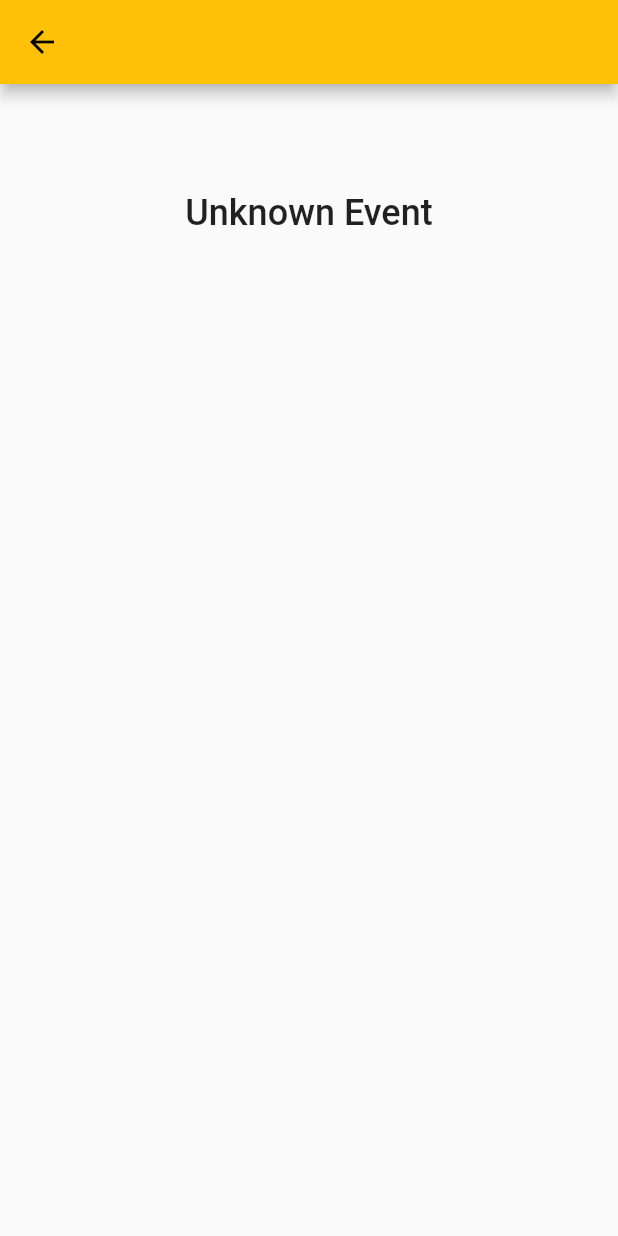
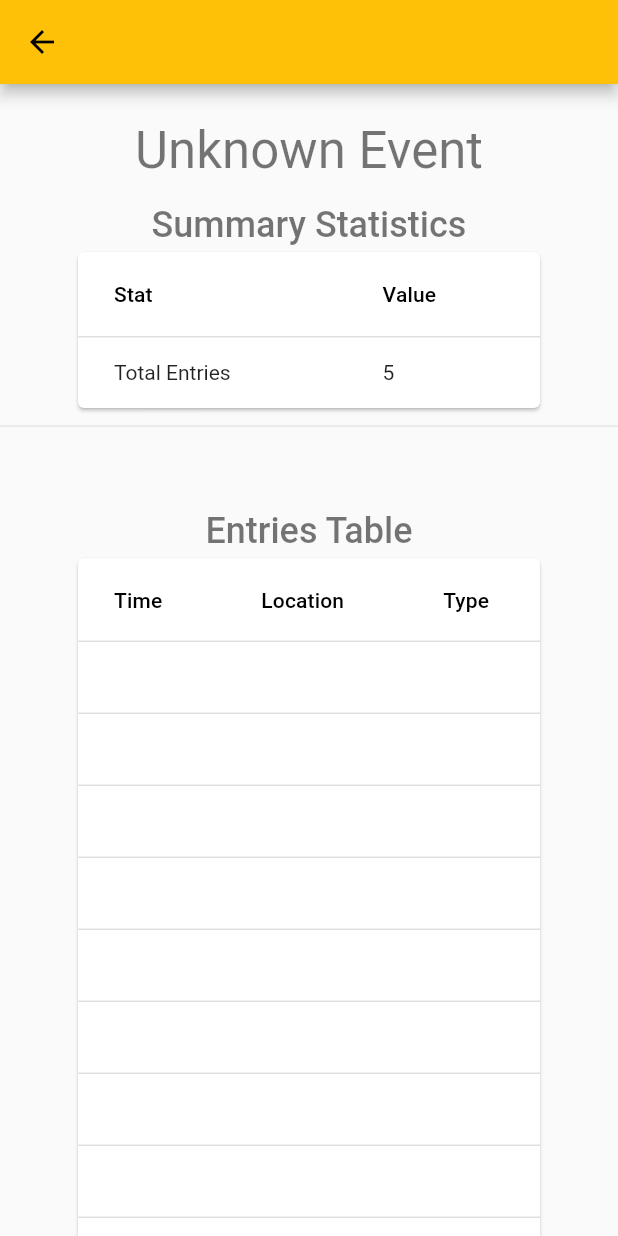
Before and after one commit to ImperialOctopus/people-counter, a Flutter app: the screen it shows after launch, after a tap on the "arrow forward" icon, after a tap on "Stats", on a phone screen of 412 x 824 dp. Run offline on Flutter 3.47's test engine with Material 2 defaults, Android fonts, the phone set to English and light mode, and no system bars; our stand-ins replace cloud_firestore, equatable, firebase_core, flutter_bloc; accounts and stored records are empty.

Commit message:
Add stats page and entries table

```diff
--- a/lib/bloc/counter/counter_bloc.dart
+++ b/lib/bloc/counter/counter_bloc.dart
@@ -37,10 +37,6 @@ class CounterBloc extends Bloc<CounterEvent, CounterState> {
     }
     if (event is CounterEventChange) {
       yield* _mapModifyToState(event);
-      return;
-    }
-    if (event is CounterEventReset) {
-      yield* _mapResetToState(event);
       return;
     }
     if (event is CounterEventEndDebounce) {
@@ -89,10 +85,6 @@ class CounterBloc extends Bloc<CounterEvent, CounterState> {
     }
   }
 
-  Stream<CounterState> _mapResetToState(CounterEventReset event) async* {
-    _roomConnection.resetLocation(event.index);
-  }
-
   Stream<CounterState> _mapDebounceEndedToState(
       CounterEventEndDebounce event) async* {
     yield CounterStateLive(event.value);
--- a/lib/bloc/counter/counter_event.dart
+++ b/lib/bloc/counter/counter_event.dart
@@ -43,15 +43,6 @@ class CounterEventDecrement extends CounterEventChange {
   int get change => -1;
 }
 
-class CounterEventReset extends CounterEvent {
-  final int index;
-
-  const CounterEventReset(this.index);
-
-  @override
-  List<Object> get props => [index];
-}
-
 class CounterEventEndDebounce extends CounterEvent {
   final List<int> value;
 
--- a/lib/bloc/room/room_bloc.dart
+++ b/lib/bloc/room/room_bloc.dart
@@ -26,10 +26,9 @@ class RoomBloc extends Bloc<RoomEvent, RoomState> {
     yield RoomStateLoading();
     try {
       final roomService = await databaseService.getRoomByName(event.roomName);
-      final title = await roomService.title;
-      final locations = await roomService.locations;
+      final roomInfo = await roomService.roomInfo;
 
-      yield RoomStateIn(roomService, title, locations);
+      yield RoomStateIn(roomService, roomInfo);
       // Error changes by platform
     } catch (e) {
       yield const RoomStateError();
--- a/lib/bloc/room/room_state.dart
+++ b/lib/bloc/room/room_state.dart
@@ -1,4 +1,5 @@
 import 'package:equatable/equatable.dart';
+import 'package:people_counter/model/room_info.dart';
 
 import '../../service/room/room_connection.dart';
 
@@ -20,13 +21,12 @@ class RoomStateLoading extends RoomState {
 
 class RoomStateIn extends RoomState {
   final RoomConnection roomConnection;
-  final String title;
-  final List<String> locations;
+  final RoomInfo roomInfo;
 
-  const RoomStateIn(this.roomConnection, this.title, this.locations);
+  const RoomStateIn(this.roomConnection, this.roomInfo);
 
   @override
-  List<Object> get props => [roomConnection, title, locations];
+  List<Object> get props => [roomConnection];
 }
 
 class RoomStateError extends RoomState {
--- /dev/null
+++ b/lib/model/entries_table_source.dart
@@ -0,0 +1,61 @@
+import 'package:flutter/material.dart';
+import 'package:people_counter/bloc/stats/stats_bloc.dart';
+import 'package:people_counter/bloc/stats/stats_state.dart';
+import 'package:people_counter/model/room_info.dart';
+import 'package:people_counter/model/stats_snapshot.dart';
+
+class EntriesTableSource extends DataTableSource {
+  final StatsBloc statsBloc;
+  final RoomInfo roomInfo;
+
+  StatsSnapshot? snapshot;
+
+  EntriesTableSource({required this.statsBloc, required this.roomInfo}) {
+    updateData(statsBloc.state);
+    statsBloc.stream.listen(updateData);
+  }
+
+  void updateData(StatsState state) {
+    if (state is StatsHasStats) {
+      snapshot = (state as StatsHasStats).snapshot;
+    } else {
+      snapshot = null;
+    }
+  }
+
+  @override
+  DataRow? getRow(int index) {
+    final _data = snapshot?.logs[index];
+
+    if (_data == null) {
+      return null;
+    } else {
+      return DataRow(
+        cells: [
+          DataCell(
+            Text(
+              _data.time.day.toString() +
+                  '/' +
+                  _data.time.month.toString() +
+                  '   ' +
+                  _data.time.hour.toString() +
+                  ':' +
+                  _data.time.minute.toString(),
+            ),
+          ),
+          DataCell(Text(roomInfo.locations[_data.location])),
+          DataCell(Text(_data.type.toString())),
+        ],
+      );
+    }
+  }
+
+  @override
+  bool get isRowCountApproximate => false;
+
+  @override
+  int get rowCount => snapshot?.logs.length ?? 0;
+
+  @override
+  int get selectedRowCount => 0;
+}
--- a/lib/model/log_entry.dart
+++ b/lib/model/log_entry.dart
@@ -2,7 +2,7 @@ import 'package:equatable/equatable.dart';
 
 import 'log_entry_type.dart';
 
-class LogEntry extends Equatable {
+class LogEntry extends Equatable implements Comparable {
   final LogEntryType type;
   final DateTime time;
   final int location;
@@ -21,13 +21,9 @@ class LogEntry extends Equatable {
       : type = LogEntryType.exit,
         time = DateTime.now();
 
-  LogEntry.clear({required this.location})
-      : type = LogEntryType.clear,
-        time = DateTime.now();
-
   static LogEntry fromFirebaseData(Map<String, dynamic> data) {
     return LogEntry(
-      type: LogEntryType.values[data['type'] ?? 0],
+      type: LogEntryType.fromIndex(data['type'] ?? 0),
       time: DateTime.fromMillisecondsSinceEpoch(data['time'] ?? 0),
       location: data['location'] ?? 0,
     );
@@ -40,5 +36,13 @@ class LogEntry extends Equatable {
       };
 
   @override
+  int compareTo(other) {
+    if (other is LogEntry) {
+      return time.compareTo(other.time);
+    }
+    return 0;
+  }
+
+  @override
   List<Object?> get props => [type, time, location];
 }
--- a/lib/model/log_entry_type.dart
+++ b/lib/model/log_entry_type.dart
@@ -1,5 +1,27 @@
-enum LogEntryType {
-  entry,
-  exit,
-  clear,
+/// Type of an entry in the log.
+class LogEntryType {
+  /// Enum index.
+  final int index;
+
+  /// toString result.
+  final String _text;
+
+  const LogEntryType._(this.index, String text) : _text = text;
+
+  /// Create a log entry type from its index.
+  factory LogEntryType.fromIndex(int _index) => _all[_index];
+
+  @override
+  String toString() => _text;
+
+  static const List<LogEntryType> _all = [
+    entry,
+    exit,
+  ];
+
+  /// Someone entered.
+  static const LogEntryType entry = LogEntryType._(0, 'Entry');
+
+  /// Someone left.
+  static const LogEntryType exit = LogEntryType._(1, 'Exit');
 }
--- /dev/null
+++ b/lib/model/room_info.dart
@@ -0,0 +1,11 @@
+import 'package:equatable/equatable.dart';
+
+class RoomInfo extends Equatable {
+  final String title;
+  final List<String> locations;
+
+  const RoomInfo({required this.title, required this.locations});
+
+  @override
+  List<Object?> get props => [title, locations];
+}
--- a/lib/model/stats_snapshot.dart
+++ b/lib/model/stats_snapshot.dart
@@ -8,4 +8,7 @@ class StatsSnapshot extends Equatable {
 
   @override
   List<Object?> get props => logs;
+
+  /// Total number of people entered into any location
+  int get totalEntries => 5;
 }
--- a/lib/screen/location_select/counter_screen.dart
+++ b/lib/screen/location_select/counter_screen.dart
@@ -23,7 +23,7 @@ class CounterScreen extends StatelessWidget {
   Widget build(BuildContext context) {
     return Scaffold(
       appBar: AppBar(
-        actions: [
+          /*actions: [
           IconButton(
             icon: const Icon(Icons.delete_forever),
             onPressed: () => showDialog(
@@ -52,7 +52,8 @@ class CounterScreen extends StatelessWidget {
             }),
           ),
         ],
-      ),
+        */
+          ),
       body: SizedBox.expand(
         child: Column(
           mainAxisSize: MainAxisSize.max,
--- a/lib/screen/location_select/location_select.dart
+++ b/lib/screen/location_select/location_select.dart
@@ -4,6 +4,8 @@ import 'package:flutter_bloc/flutter_bloc.dart';
 import '../../bloc/room/room_bloc.dart';
 import '../../bloc/room/room_event.dart';
 import '../../bloc/room/room_state.dart';
+import '../../bloc/stats/stats_bloc.dart';
+import '../../bloc/stats/stats_event.dart';
 import 'counter_screen.dart';
 import 'stats_screen.dart';
 
@@ -36,7 +38,7 @@ class LocationSelect extends StatelessWidget {
                 crossAxisAlignment: CrossAxisAlignment.center,
                 children: [
                   Text(
-                    roomState.title,
+                    roomState.roomInfo.title,
                     style: Theme.of(context).textTheme.headline2,
                   ),
                   Text(
@@ -44,8 +46,9 @@ class LocationSelect extends StatelessWidget {
                     style: Theme.of(context).textTheme.headline4,
                   ),
                   const SizedBox(height: 24),
-                  ...roomState.locations.asMap().entries.map((mapEntry) =>
-                      _locationButton(context, mapEntry.value, mapEntry.key)),
+                  ...roomState.roomInfo.locations.asMap().entries.map(
+                      (mapEntry) => _locationButton(
+                          context, mapEntry.value, mapEntry.key)),
                   _statsButton(context)
                 ],
               ),
@@ -67,7 +70,9 @@ class LocationSelect extends StatelessWidget {
         onPressed: () => Navigator.of(context).push(
           MaterialPageRoute(
             builder: (context) => CounterScreen(
-                roomTitle: roomState.title, title: title, index: index),
+                roomTitle: roomState.roomInfo.title,
+                title: title,
+                index: index),
           ),
         ),
       ),
@@ -82,11 +87,14 @@ class LocationSelect extends StatelessWidget {
             'Stats',
             style: TextStyle(fontSize: 18),
           ),
-          onPressed: () => Navigator.of(context).push(
-                MaterialPageRoute(
-                  builder: (context) => StatsScreen(title: roomState.title),
-                ),
-              )),
+          onPressed: () {
+            BlocProvider.of<StatsBloc>(context).add(const ReloadStatsEvent());
+            Navigator.of(context).push(
+              MaterialPageRoute(
+                builder: (context) => StatsScreen(roomInfo: roomState.roomInfo),
+              ),
+            );
+          }),
     );
   }
 }
--- a/lib/screen/location_select/stats_screen.dart
+++ b/lib/screen/location_select/stats_screen.dart
@@ -1,86 +1,115 @@
 import 'package:flutter/material.dart';
 import 'package:flutter_bloc/flutter_bloc.dart';
+import 'package:people_counter/model/entries_table_source.dart';
+import 'package:people_counter/model/room_info.dart';
 
 import '../../bloc/stats/stats_bloc.dart';
 import '../../bloc/stats/stats_state.dart';
 
-class StatsScreen extends StatelessWidget {
-  final String title;
+class StatsScreen extends StatefulWidget {
+  static const double _tablePadding = 48;
 
-  const StatsScreen({required this.title, Key? key}) : super(key: key);
+  final RoomInfo roomInfo;
+
+  const StatsScreen({required this.roomInfo, Key? key}) : super(key: key);
+
+  @override
+  State<StatsScreen> createState() => _StatsScreenState();
+}
+
+class _StatsScreenState extends State<StatsScreen> {
+  late final DataTableSource _entriesTableSource;
+
+  @override
+  void initState() {
+    _entriesTableSource = EntriesTableSource(
+        statsBloc: BlocProvider.of<StatsBloc>(context),
+        roomInfo: widget.roomInfo);
+    super.initState();
+  }
 
   @override
   Widget build(BuildContext context) {
     return Scaffold(
-      appBar: AppBar(
-          /*
-        actions: [
-          IconButton(
-            icon: const Icon(Icons.delete_forever),
-            onPressed: () => showDialog(
-              context: context,
-              builder: (context) => AlertDialog(
-                title: const Text("Reset Stats"),
-                content: const Text(
-                    // ignore: lines_longer_than_80_chars
-                    "This will reset all stats for this event.\nAre you sure?"),
-                actions: [
-                  TextButton(
-                    child: const Text("Cancel"),
-                    onPressed: () => Navigator.of(context).pop(false),
+      appBar: AppBar(),
+      body: BlocBuilder<StatsBloc, StatsState>(builder: (context, statsState) {
+        if (statsState is! StatsLoaded) {
+          return const Center(child: CircularProgressIndicator());
+        }
+
+        return SingleChildScrollView(
+          child: Column(
+            mainAxisSize: MainAxisSize.max,
+            crossAxisAlignment: CrossAxisAlignment.stretch,
+            children: [
+              const SizedBox(height: 24),
+              Text(
+                widget.roomInfo.title,
+                textAlign: TextAlign.center,
+                style: Theme.of(context).textTheme.headline4,
+              ),
+              const SizedBox(height: 16),
+              // Summary stats
+              Text(
+                'Summary Statistics',
+                textAlign: TextAlign.center,
+                style: Theme.of(context).textTheme.headline2,
+              ),
+              Padding(
+                padding: const EdgeInsets.symmetric(
+                    horizontal: StatsScreen._tablePadding),
+                child: Center(
+                  child: SizedBox(
+                    width: 500,
+                    child: Card(
+                      child: DataTable(
+                        columns: const [
+                          DataColumn(label: Text('Stat')),
+                          DataColumn(label: Text('Value')),
+                        ],
+                        rows: [
+                          DataRow(
+                            cells: <DataCell>[
+                              const DataCell(Text('Total Entries')),
+                              DataCell(Text(
+                                  statsState.snapshot.totalEntries.toString())),
+                            ],
+                          ),
+                        ],
+                      ),
+                    ),
                   ),
-                  TextButton(
-                    child: const Text("Reset Stats"),
-                    onPressed: () => Navigator.of(context).pop(true),
+                ),
+              ),
+              const Divider(),
+              const SizedBox(height: 48),
+              // Entries table
+              Text(
+                'Entries Table',
+                textAlign: TextAlign.center,
+                style: Theme.of(context).textTheme.headline2,
+              ),
+              Padding(
+                padding: const EdgeInsets.symmetric(
+                    horizontal: StatsScreen._tablePadding),
+                child: Center(
+                  child: SizedBox(
+                    width: 500,
+                    child: PaginatedDataTable(
+                      source: _entriesTableSource,
+                      columns: const [
+                        DataColumn(label: Text('Time')),
+                        DataColumn(label: Text('Location')),
+                        DataColumn(label: Text('Type')),
+                      ],
+                    ),
                   ),
-                ],
+                ),
               ),
-            ).then((value) {
-              if (value == true) {
-                BlocProvider.of<StatsBloc>(context)
-                    .add(const ResetStatsEvent());
-              }
-            }),
+            ],
           ),
-        ],
-          */
-          ),
-      body: Padding(
-        padding: const EdgeInsets.symmetric(vertical: 48),
-        child: BlocBuilder<StatsBloc, StatsState>(builder: (context, state) {
-          if (state is StatsLoaded) {
-            return Column(
-              mainAxisSize: MainAxisSize.max,
-              crossAxisAlignment: CrossAxisAlignment.stretch,
-              children: [
-                const Padding(padding: EdgeInsets.symmetric(vertical: 12)),
-                Text(
-                  title,
-                  textAlign: TextAlign.center,
-                  style: const TextStyle(
-                      fontSize: 24, fontWeight: FontWeight.w500),
-                ),
-                Expanded(
-                    child: ListView(
-                  children: state.snapshot.logs
-                      .map<ListTile>(
-                        (log) => ListTile(
-                          title: Text(
-                            log.location.toString() +
-                                ': ' +
-                                log.time.toString(),
-                          ),
-                        ),
-                      )
-                      .toList(),
-                )),
-              ],
-            );
-          } else {
-            return const Center(child: CircularProgressIndicator());
-          }
-        }),
-      ),
+        );
+      }),
     );
   }
 }
--- a/lib/service/room/firebase_room_connection.dart
+++ b/lib/service/room/firebase_room_connection.dart
@@ -1,6 +1,7 @@
 import 'dart:async';
 
 import 'package:cloud_firestore/cloud_firestore.dart';
+import 'package:people_counter/model/room_info.dart';
 
 import '../../model/log_entry.dart';
 import '../../model/stats_snapshot.dart';
@@ -48,6 +49,11 @@ class FirebaseRoomConnection implements RoomConnection {
   }
 
   @override
+  Future<RoomInfo> get roomInfo async {
+    return RoomInfo(title: await title, locations: await locations);
+  }
+
+  @override
   Stream<List<int>> get valuesStream {
     _valuesStream ??= _collectionReference
         .doc('locations')
@@ -75,22 +81,6 @@ class FirebaseRoomConnection implements RoomConnection {
       transform: (i) => i - 1,
     )) {
       await _addStat(LogEntry.exit(location: index));
-    }
-  }
-
-  @override
-  Future<void> resetLocation(int index) async {
-    if (await _updateLocation(index,
-        validator: (i) => true, transform: (i) => 0)) {
-      await _addStat(LogEntry.clear(location: index));
-    }
-  }
-
-  @override
-  Future<void> resetAllLocations() async {
-    final _length = (await locations).length;
-    for (var i = 0; i < _length; i++) {
-      await resetLocation(i);
     }
   }
 
@@ -128,7 +118,8 @@ class FirebaseRoomConnection implements RoomConnection {
           .get()
           .then((value) => value.docs
               .map((snapshot) => LogEntry.fromFirebaseData(snapshot.data()))
-              .toList()),
+              .toList()
+            ..sort()),
     );
   }
 
--- a/lib/service/room/room_connection.dart
+++ b/lib/service/room/room_connection.dart
@@ -1,16 +1,16 @@
-import 'package:people_counter/model/stats_snapshot.dart';
+import '../../model/room_info.dart';
+import '../../model/stats_snapshot.dart';
 
 /// Interface for database service.
 abstract class RoomConnection {
   // Modify stored value. May use transactions for safety.
   Future<void> incrementLocation(int index);
   Future<void> decrementLocation(int index);
-  Future<void> resetLocation(int index);
-  Future<void> resetAllLocations();
 
   // Gets stored values from the database.
   Future<String> get title;
   Future<List<String>> get locations;
+  Future<RoomInfo> get roomInfo;
 
   Stream<List<int>> get valuesStream;
 
```
